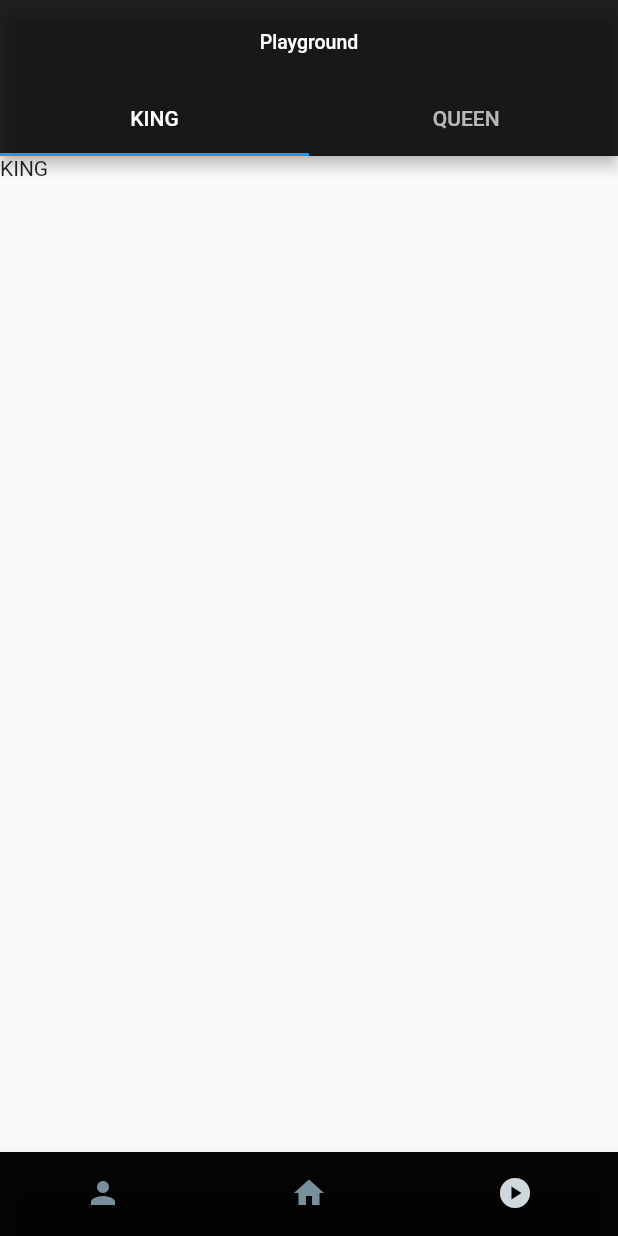
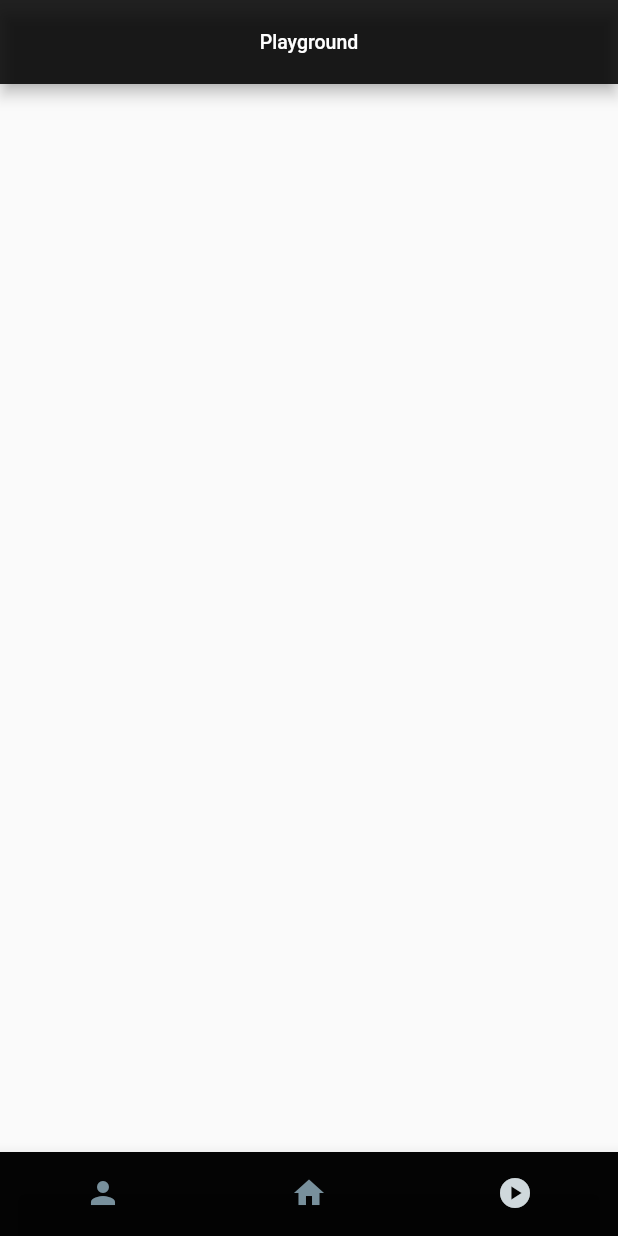
Before and after one commit to TauUpsilon/EdFlutterDemo, a Flutter app: the screen it shows after launch, swiped to page 3, on a phone screen of 412 x 824 dp. Run offline on Flutter 3.47's test engine with Material 2 defaults, Android fonts, the phone set to English and light mode, and no system bars; our stand-ins replace get_it, redux, rxdart; missing offline and left inert: reflectable; statements that could not run were skipped.

Commit message:
great update

```diff
--- /dev/null
+++ b/project/lib/featured/demo/demo.service.dart
@@ -0,0 +1 @@
+class DemoService {}
--- a/project/lib/featured/home/widgets/playground.widget.dart
+++ b/project/lib/featured/home/widgets/playground.widget.dart
@@ -1,7 +1,6 @@
 import 'package:flutter/cupertino.dart';
 import 'package:flutter/material.dart';
 import 'package:project/shared/bases/base_widget.state.dart';
-import 'package:rxdart/rxdart.dart';
 
 class PlaygroundWidget extends StatefulWidget {
   @override
@@ -9,34 +8,9 @@ class PlaygroundWidget extends StatefulWidget {
 }
 
 class _PlaygroundWidgetState extends BaseWidgetState<PlaygroundWidget> {
-  static const data = {
-    'king': {'name': 'KING', 'said': 'I am the king'},
-    'queen': {'name': 'QUEEN', 'said': 'I am the queen'}
-  };
-
-  var subject = new BehaviorSubject<Map<String, String>>();
-
-  // void onSubject() {
-  //   var subject = new BehaviorSubject<Map<String, Map<String, String>>>();
-  // }
-
-  @override
-  void initState() {
-    super.initState();
-
-    subject.listen((value) {
-      print(value);
-    });
-
-    subject.add(data['king']);
-  }
-
   @override
   Widget build(BuildContext context) {
-    return DefaultTabController(
-        length: 2,
-        initialIndex: 0,
-        child: Scaffold(
+    return Scaffold(
       appBar: AppBar(
         centerTitle: true,
         title: Text(
@@ -44,26 +18,8 @@ class _PlaygroundWidgetState extends BaseWidgetState<PlaygroundWidget> {
           style: TextStyle(fontSize: 13),
         ),
         backgroundColor: Colors.black87,
-            bottom: TabBar(
-              onTap: (val) {
-                print(val);
-              },
-              tabs: [
-                Tab(
-                  text: 'KING',
       ),
-                Tab(
-                  text: ' QUEEN',
-                ),
-              ],
-            ),
-          ),
-          body: const TabBarView(
-            children: [
-              Text('KING'),
-              Text('QUEEN'),
-            ],
-          ),
-        ));
+      body: Container(child: Container()),
+    );
   }
 }
--- a/project/lib/featured/user/user_detail.page.dart
+++ b/project/lib/featured/user/pages/user_detail.page.dart
@@ -17,6 +17,7 @@ class _UserDetailPageState extends BaseWidgetState<UserDetailPage> {
     return Scaffold(
       appBar: AppBar(
         centerTitle: true,
+        backgroundColor: Colors.black87,
         title: Text(
           'User List',
           style: TextStyle(fontSize: 13),
--- a/project/lib/main.route.dart
+++ b/project/lib/main.route.dart
@@ -1,7 +1,10 @@
 import 'package:flutter/material.dart';
+import 'package:project/featured/demo/pages/demo_list.page.dart';
+import 'package:project/featured/demo/pages/rx/rx_behaviour_subject.page.dart';
+import 'package:project/featured/demo/pages/rx/rx_list.page.dart';
 import 'package:project/featured/home/home.page.dart';
-import 'package:project/featured/user/user_detail.page.dart';
-import 'package:project/featured/user/user_list.page.dart';
+import 'package:project/featured/user/pages/user_detail.page.dart';
+import 'package:project/featured/user/pages/user_list.page.dart';
 import 'package:project/shared/models/user.model.dart';
 import 'package:project/shared/pages/error.page.dart';
 
@@ -14,6 +17,7 @@ class RouteGenerator {
     switch (settings.name) {
       case '/':
         return MaterialPageRoute(builder: (_) => HomePage());
+
       case '/user':
         return MaterialPageRoute(builder: (_) => UserListPage());
       // return PageRouteBuilder(
@@ -42,8 +46,17 @@ class RouteGenerator {
 
         return MaterialPageRoute(builder: (_) => ErrorPage());
 
+      case '/demo':
+        return MaterialPageRoute(builder: (_) => DemoListPage());
+
+      case '/demo/rx':
+        return MaterialPageRoute(builder: (_) => RXListPage());
+
+      case '/demo/rx/behaviour_subject':
+        return MaterialPageRoute(builder: (_) => RXBehaviourSubjectPage());
+
       default:
-        return MaterialPageRoute(builder: (_) => HomePage());
+        return MaterialPageRoute(builder: (_) => ErrorPage());
     }
   }
 }
```
Also changed, not shown: project/lib/featured/demo/pages/demo_list.page.dart (added, +54 -0 lines), project/lib/featured/demo/pages/rx/rx_behaviour_subject.page.dart (added, +110 -0 lines), project/lib/featured/demo/pages/rx/rx_list.page.dart (added, +54 -0 lines), project/lib/featured/home/widgets/home.widget.dart (+12 -11 lines), project/lib/featured/user/pages/user_list.page.dart (renamed from project/lib/featured/user/user_list.page.dart, +2 -10 lines). Lines whose indentation alone changed are shown as unchanged.
